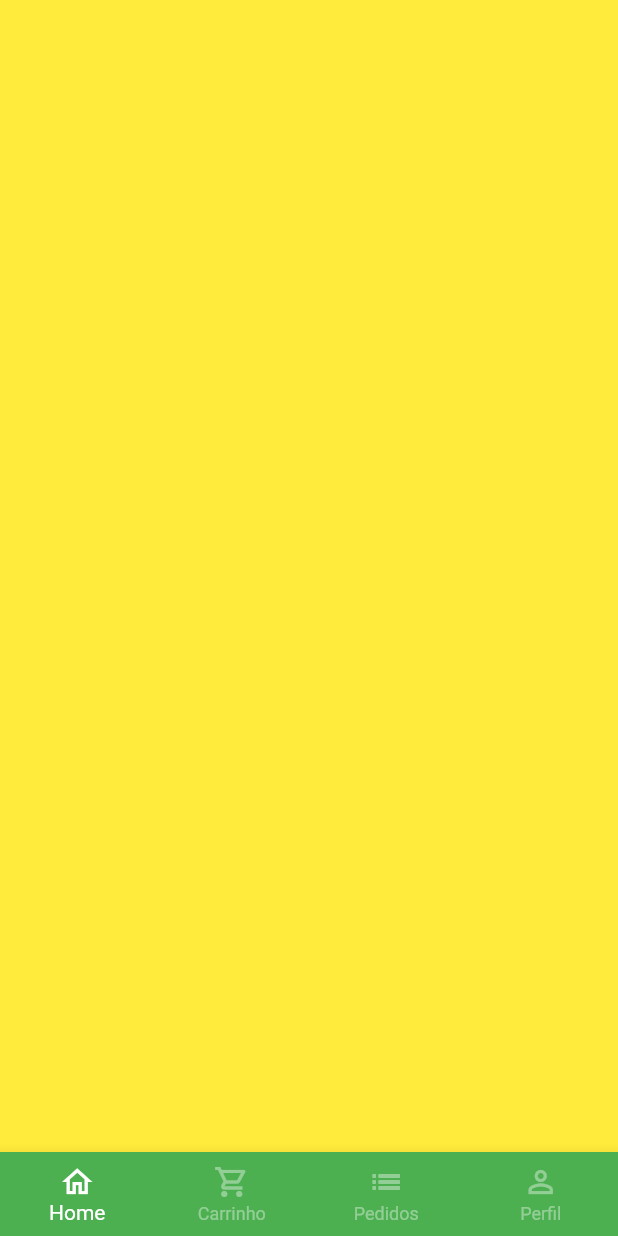
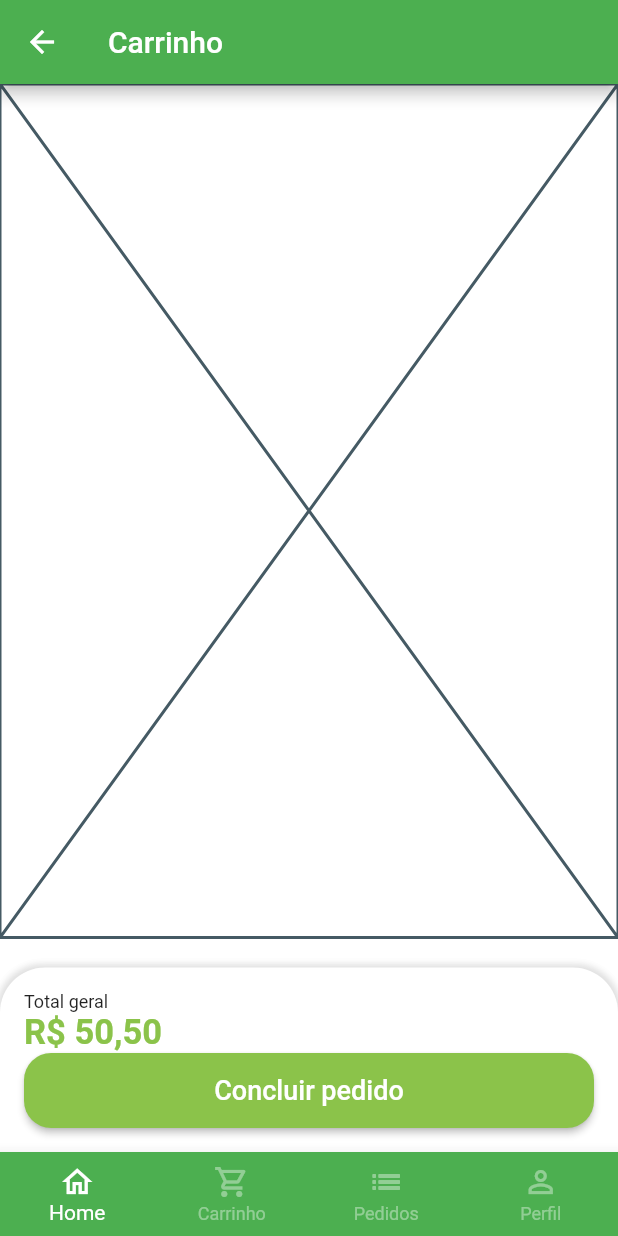
Before and after one commit to John-Rocha/greengrocer, a Flutter app: the BaseScreen screen opened by its route, swiped to page 2, on a phone screen of 412 x 824 dp. Run offline on Flutter 3.47's test engine with Material 2 defaults, Android fonts, the phone set to English and light mode, and no system bars; our stand-ins replace animated_text_kit, badges, mask_text_input_formatter.

Commit message:
feat: adds total and orders confirmation

```diff
--- a/lib/src/pages/base/base_screen.dart
+++ b/lib/src/pages/base/base_screen.dart
@@ -1,4 +1,5 @@
 import 'package:flutter/material.dart';
+import 'package:greengrocer/src/pages/cart/cart_tab.dart';
 import 'package:greengrocer/src/pages/home/home_tab.dart';
 
 class BaseScreen extends StatefulWidget {
@@ -20,7 +21,7 @@ class _BaseScreenState extends State<BaseScreen> {
         physics: const NeverScrollableScrollPhysics(),
         children: [
           const HomeTab(),
-          Container(color: Colors.yellow),
+          const CartTab(),
           Container(color: Colors.blue),
           Container(color: Colors.purple),
         ],
--- /dev/null
+++ b/lib/src/pages/cart/cart_tab.dart
@@ -0,0 +1,77 @@
+import 'package:flutter/material.dart';
+import 'package:greengrocer/src/config/custom_colors.dart';
+import 'package:greengrocer/src/services/utils_services.dart';
+
+class CartTab extends StatelessWidget {
+  const CartTab({Key? key}) : super(key: key);
+
+  @override
+  Widget build(BuildContext context) {
+    return Scaffold(
+      appBar: AppBar(
+        title: const Text('Carrinho'),
+      ),
+      body: Column(
+        children: [
+          const Expanded(
+            child: Placeholder(),
+          ),
+          const SizedBox(height: 20),
+          Container(
+            padding: const EdgeInsets.all(16),
+            decoration: BoxDecoration(
+              color: Colors.white,
+              borderRadius: const BorderRadius.vertical(
+                top: Radius.circular(30),
+              ),
+              boxShadow: [
+                BoxShadow(
+                  color: Colors.grey.shade300,
+                  blurRadius: 3,
+                  spreadRadius: 2,
+                ),
+              ],
+            ),
+            child: Column(
+              crossAxisAlignment: CrossAxisAlignment.stretch,
+              children: [
+                const Text(
+                  'Total geral',
+                  style: TextStyle(
+                    fontSize: 12,
+                  ),
+                ),
+                Text(
+                  UtilsServices.priceToCurrency(50.5),
+                  style: TextStyle(
+                    fontSize: 23,
+                    color: CustomColors.customSwatchColor,
+                    fontWeight: FontWeight.bold,
+                  ),
+                ),
+                SizedBox(
+                  height: 50,
+                  child: ElevatedButton(
+                    style: ElevatedButton.styleFrom(
+                      primary: CustomColors.customSwatchColor,
+                      shape: RoundedRectangleBorder(
+                        borderRadius: BorderRadius.circular(18),
+                      ),
+                    ),
+                    onPressed: () {},
+                    child: const Text(
+                      'Concluir pedido',
+                      style: TextStyle(
+                        fontSize: 18,
+                      ),
+                    ),
+                  ),
+                )
+              ],
+            ),
+          ),
+        ],
+      ),
+    );
+  }
+}
```
